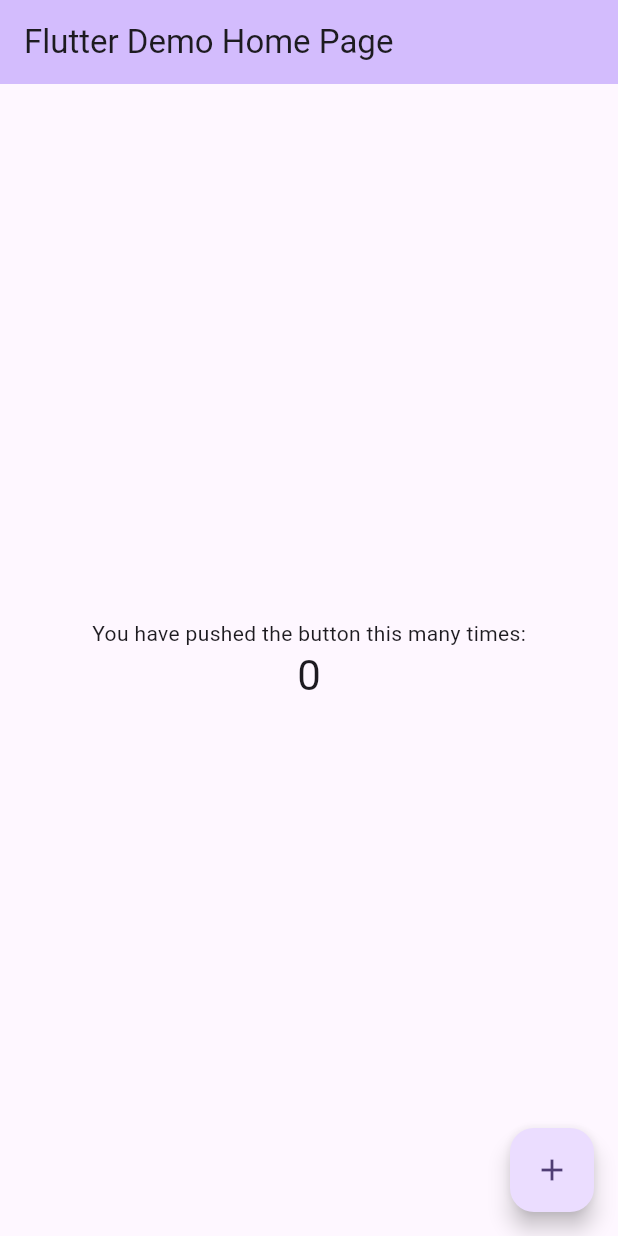
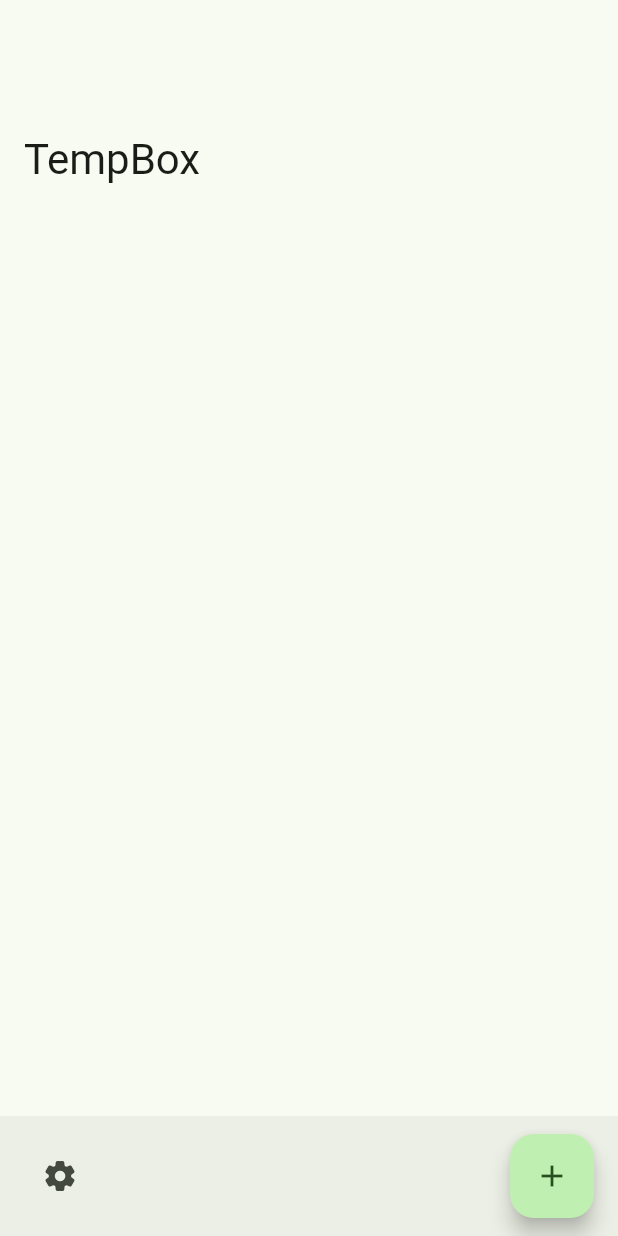
Before and after one commit to rishi-singh26/TempBox-Flutter, a Flutter app: the screen it shows after launch, on a phone screen of 412 x 824 dp. Run offline on Flutter 3.47's test engine with Material 3 defaults, Android fonts, the phone set to English and light mode, and no system bars.

Commit message:
Updated app UI

```diff
--- a/lib/main.dart
+++ b/lib/main.dart
@@ -1,4 +1,6 @@
 import 'package:flutter/material.dart';
+
+const String title = 'TempBox';
 
 void main() {
   runApp(const MyApp());
@@ -10,12 +12,16 @@ class MyApp extends StatelessWidget {
   @override
   Widget build(BuildContext context) {
     return MaterialApp(
-      title: 'Flutter Demo',
+      title: title,
       theme: ThemeData(
-        colorScheme: ColorScheme.fromSeed(seedColor: Colors.deepPurple),
+        colorScheme: ColorScheme.fromSeed(seedColor: const Color(0xFF02BE18), brightness: Brightness.light),
         useMaterial3: true,
       ),
-      home: const MyHomePage(title: 'Flutter Demo Home Page'),
+      darkTheme: ThemeData(
+        colorScheme: ColorScheme.fromSeed(seedColor: const Color(0xFF02BE18), brightness: Brightness.dark),
+        useMaterial3: true,
+      ),
+      home: const MyHomePage(title: title),
     );
   }
 }
@@ -29,40 +35,29 @@ class MyHomePage extends StatefulWidget {
 }
 
 class _MyHomePageState extends State<MyHomePage> {
-  int _counter = 0;
-
-  void _incrementCounter() {
-    setState(() {
-      _counter++;
-    });
-  }
-
   @override
   Widget build(BuildContext context) {
     return Scaffold(
-      appBar: AppBar(
-        backgroundColor: Theme.of(context).colorScheme.inversePrimary,
-        title: Text(widget.title),
+      body: const CustomScrollView(
+        slivers: [SliverAppBar.large(title: Text(title))],
       ),
-      body: Center(
-        child: Column(
-          mainAxisAlignment: MainAxisAlignment.center,
+      floatingActionButton: FloatingActionButton(
+        onPressed: () {},
+        tooltip: 'Increment',
+        child: const Icon(Icons.add),
+      ),
+      floatingActionButtonLocation: FloatingActionButtonLocation.endContained,
+      bottomNavigationBar: BottomAppBar(
+        child: Row(
           children: <Widget>[
-            const Text(
-              'You have pushed the button this many times:',
-            ),
-            Text(
-              '$_counter',
-              style: Theme.of(context).textTheme.headlineMedium,
+            IconButton(
+              tooltip: 'Settings',
+              icon: const Icon(Icons.settings_rounded),
+              onPressed: () {},
             ),
           ],
         ),
       ),
-      floatingActionButton: FloatingActionButton(
-        onPressed: _incrementCounter,
-        tooltip: 'Increment',
-        child: const Icon(Icons.add),
-      ),
     );
   }
 }
```
